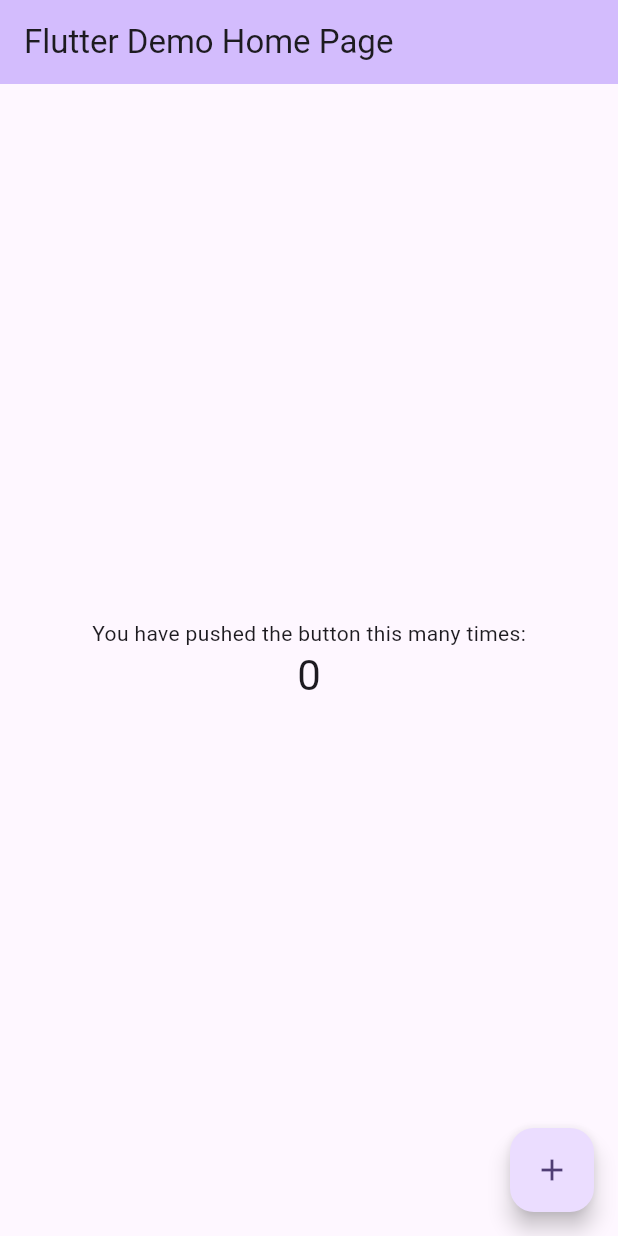
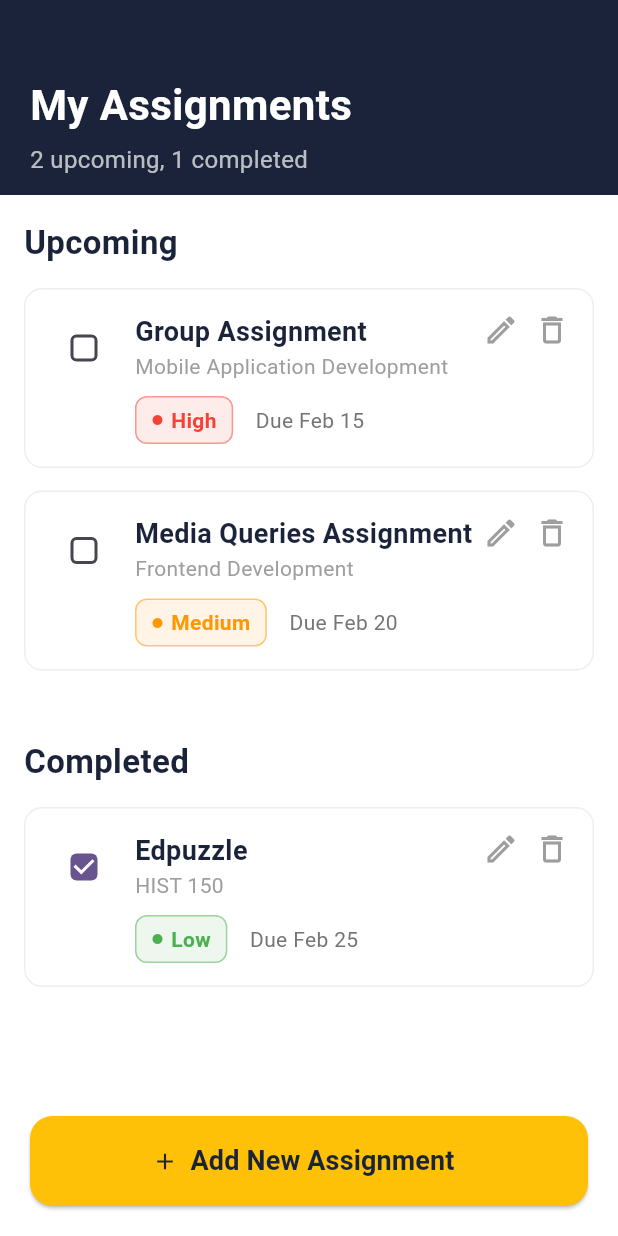
Before and after one commit to shina227/mobile-formative-1, a Flutter app: the screen it shows after launch, on a phone screen of 412 x 824 dp. Run offline on Flutter 3.47's test engine with Material 3 defaults, Android fonts, the phone set to English and light mode, and no system bars.

Commit message:
folder setup and starting assignments screen

```diff
--- a/lib/main.dart
+++ b/lib/main.dart
@@ -1,4 +1,7 @@
 import 'package:flutter/material.dart';
+import 'package:student_academic_platform/screens/assignments/assignments.dart';
+import 'package:student_academic_platform/screens/assignments/add_assignment.dart';
+import 'package:student_academic_platform/screens/assignments/edit_assignment.dart';
 
 void main() {
   runApp(const MyApp());
@@ -7,116 +10,16 @@ void main() {
 class MyApp extends StatelessWidget {
   const MyApp({super.key});
 
-  // This widget is the root of your application.
   @override
   Widget build(BuildContext context) {
     return MaterialApp(
-      title: 'Flutter Demo',
+      title: 'Student Academic Platform',
       theme: ThemeData(
-        // This is the theme of your application.
-        //
-        // TRY THIS: Try running your application with "flutter run". You'll see
-        // the application has a purple toolbar. Then, without quitting the app,
-        // try changing the seedColor in the colorScheme below to Colors.green
-        // and then invoke "hot reload" (save your changes or press the "hot
-        // reload" button in a Flutter-supported IDE, or press "r" if you used
-        // the command line to start the app).
-        //
-        // Notice that the counter didn't reset back to zero; the application
-        // state is not lost during the reload. To reset the state, use hot
-        // restart instead.
-        //
-        // This works for code too, not just values: Most code changes can be
-        // tested with just a hot reload.
-        colorScheme: .fromSeed(seedColor: Colors.deepPurple),
+        colorScheme: ColorScheme.fromSeed(seedColor: Colors.deepPurple),
+        useMaterial3: true,
       ),
-      home: const MyHomePage(title: 'Flutter Demo Home Page'),
+      debugShowCheckedModeBanner: false,
+      home: AssignmentsScreen(),
     );
   }
 }
-
-class MyHomePage extends StatefulWidget {
-  const MyHomePage({super.key, required this.title});
-
-  // This widget is the home page of your application. It is stateful, meaning
-  // that it has a State object (defined below) that contains fields that affect
-  // how it looks.
-
-  // This class is the configuration for the state. It holds the values (in this
-  // case the title) provided by the parent (in this case the App widget) and
-  // used by the build method of the State. Fields in a Widget subclass are
-  // always marked "final".
-
-  final String title;
-
-  @override
-  State<MyHomePage> createState() => _MyHomePageState();
-}
-
-class _MyHomePageState extends State<MyHomePage> {
-  int _counter = 0;
-
-  void _incrementCounter() {
-    setState(() {
-      // This call to setState tells the Flutter framework that something has
-      // changed in this State, which causes it to rerun the build method below
-      // so that the display can reflect the updated values. If we changed
-      // _counter without calling setState(), then the build method would not be
-      // called again, and so nothing would appear to happen.
-      _counter++;
-    });
-  }
-
-  @override
-  Widget build(BuildContext context) {
-    // This method is rerun every time setState is called, for instance as done
-    // by the _incrementCounter method above.
-    //
-    // The Flutter framework has been optimized to make rerunning build methods
-    // fast, so that you can just rebuild anything that needs updating rather
-    // than having to individually change instances of widgets.
-    return Scaffold(
-      appBar: AppBar(
-        // TRY THIS: Try changing the color here to a specific color (to
-        // Colors.amber, perhaps?) and trigger a hot reload to see the AppBar
-        // change color while the other colors stay the same.
-        backgroundColor: Theme.of(context).colorScheme.inversePrimary,
-        // Here we take the value from the MyHomePage object that was created by
-        // the App.build method, and use it to set our appbar title.
-        title: Text(widget.title),
-      ),
-      body: Center(
-        // Center is a layout widget. It takes a single child and positions it
-        // in the middle of the parent.
-        child: Column(
-          // Column is also a layout widget. It takes a list of children and
-          // arranges them vertically. By default, it sizes itself to fit its
-          // children horizontally, and tries to be as tall as its parent.
-          //
-          // Column has various properties to control how it sizes itself and
-          // how it positions its children. Here we use mainAxisAlignment to
-          // center the children vertically; the main axis here is the vertical
-          // axis because Columns are vertical (the cross axis would be
-          // horizontal).
-          //
-          // TRY THIS: Invoke "debug painting" (choose the "Toggle Debug Paint"
-          // action in the IDE, or press "p" in the console), to see the
-          // wireframe for each widget.
-          mainAxisAlignment: .center,
-          children: [
-            const Text('You have pushed the button this many times:'),
-            Text(
-              '$_counter',
-              style: Theme.of(context).textTheme.headlineMedium,
-            ),
-          ],
-        ),
-      ),
-      floatingActionButton: FloatingActionButton(
-        onPressed: _incrementCounter,
-        tooltip: 'Increment',
-        child: const Icon(Icons.add),
-      ),
-    );
-  }
-}
--- /dev/null
+++ b/lib/screens/assignments/assignments.dart
@@ -0,0 +1,227 @@
+import 'package:flutter/material.dart';
+
+class AssignmentsScreen extends StatefulWidget {
+  const AssignmentsScreen({super.key});
+
+  @override
+  State<AssignmentsScreen> createState() => _AssignmentsScreenState();
+}
+
+class _AssignmentsScreenState extends State<AssignmentsScreen> {
+  @override
+  Widget build(BuildContext context) {
+    return Scaffold(
+      backgroundColor: Colors.white,
+      // The Header
+      appBar: PreferredSize(
+        preferredSize: const Size.fromHeight(130),
+        child: Container(
+          color: const Color(0xFF1A233A),
+          padding: const EdgeInsets.only(left: 20, top: 50),
+          child: Column(
+            crossAxisAlignment: CrossAxisAlignment.start,
+            children: [
+              const Text(
+                "My Assignments",
+                style: TextStyle(
+                  color: Colors.white,
+                  fontSize: 28,
+                  fontWeight: FontWeight.bold,
+                ),
+              ),
+              const SizedBox(height: 5),
+              Text(
+                "2 upcoming, 1 completed",
+                style: TextStyle(
+                  color: Colors.white.withOpacity(0.7),
+                  fontSize: 16,
+                ),
+              ),
+            ],
+          ),
+        ),
+      ),
+      body: Column(
+        children: [
+          // Scrollable Area
+          Expanded(
+            child: SingleChildScrollView(
+              padding: const EdgeInsets.all(16.0),
+              child: Column(
+                crossAxisAlignment: CrossAxisAlignment.start,
+                children: [
+                  const Text(
+                    "Upcoming",
+                    style: TextStyle(
+                      fontSize: 22,
+                      fontWeight: FontWeight.bold,
+                      color: Color(0xFF1A233A),
+                    ),
+                  ),
+                  const SizedBox(height: 15),
+
+                  // Assignment Cards
+                  _buildAssignmentCard(
+                    title: "Group Assignment",
+                    course: "Mobile Application Development",
+                    priority: "High",
+                    priorityColor: Colors.red,
+                    dueDate: "Feb 15",
+                    isCompleted: false,
+                  ),
+                  _buildAssignmentCard(
+                    title: "Media Queries Assignment",
+                    course: "Frontend Development",
+                    priority: "Medium",
+                    priorityColor: Colors.orange,
+                    dueDate: "Feb 20",
+                    isCompleted: false,
+                  ),
+
+                  const SizedBox(height: 30),
+                  const Text(
+                    "Completed",
+                    style: TextStyle(
+                      fontSize: 22,
+                      fontWeight: FontWeight.bold,
+                      color: Color(0xFF1A233A),
+                    ),
+                  ),
+                  const SizedBox(height: 15),
+
+                  _buildAssignmentCard(
+                    title: "Edpuzzle",
+                    course: "HIST 150",
+                    priority: "Low",
+                    priorityColor: Colors.green,
+                    dueDate: "Feb 25",
+                    isCompleted: true,
+                  ),
+                ],
+              ),
+            ),
+          ),
+
+          // Bottom Button
+          Padding(
+            padding: const EdgeInsets.all(20.0),
+            child: SizedBox(
+              width: double.infinity,
+              height: 60,
+              child: ElevatedButton.icon(
+                onPressed: () {},
+                icon: const Icon(Icons.add, color: Color(0xFF1A233A)),
+                label: const Text(
+                  "Add New Assignment",
+                  style: TextStyle(fontSize: 18, fontWeight: FontWeight.bold),
+                ),
+                style: ElevatedButton.styleFrom(
+                  backgroundColor: const Color(0xFFFFC107), // Golden Yellow
+                  foregroundColor: const Color(0xFF1A233A),
+                  shape: RoundedRectangleBorder(
+                    borderRadius: BorderRadius.circular(15),
+                  ),
+                ),
+              ),
+            ),
+          ),
+        ],
+      ),
+    );
+  }
+
+  // --- Helper Widget to Build the Assignment Row ---
+  Widget _buildAssignmentCard({
+    required String title,
+    required String course,
+    required String priority,
+    required Color priorityColor,
+    required String dueDate,
+    required bool isCompleted,
+  }) {
+    return Container(
+      margin: const EdgeInsets.only(bottom: 15),
+      padding: const EdgeInsets.all(15),
+      decoration: BoxDecoration(
+        color: Colors.white,
+        borderRadius: BorderRadius.circular(12),
+        border: Border.all(color: Colors.grey.shade200),
+      ),
+      child: Row(
+        crossAxisAlignment: CrossAxisAlignment.start,
+        children: [
+          // Checkbox
+          Checkbox(
+            value: isCompleted,
+            onChanged: (val) {},
+            shape: RoundedRectangleBorder(
+              borderRadius: BorderRadius.circular(4),
+            ),
+          ),
+          const SizedBox(width: 10),
+          // Details
+          Expanded(
+            child: Column(
+              crossAxisAlignment: CrossAxisAlignment.start,
+              children: [
+                Text(
+                  title,
+                  style: const TextStyle(
+                    fontSize: 18,
+                    fontWeight: FontWeight.bold,
+                    color: Color(0xFF1A233A),
+                  ),
+                ),
+                Text(
+                  course,
+                  style: TextStyle(color: Colors.grey.shade500, fontSize: 14),
+                ),
+                const SizedBox(height: 10),
+                Row(
+                  children: [
+                    // Priority Chip
+                    Container(
+                      padding: const EdgeInsets.symmetric(
+                        horizontal: 10,
+                        vertical: 5,
+                      ),
+                      decoration: BoxDecoration(
+                        color: priorityColor.withOpacity(0.1),
+                        borderRadius: BorderRadius.circular(8),
+                        border: Border.all(
+                          color: priorityColor.withOpacity(0.5),
+                        ),
+                      ),
+                      child: Row(
+                        children: [
+                          Icon(Icons.circle, size: 8, color: priorityColor),
+                          const SizedBox(width: 5),
+                          Text(
+                            priority,
+                            style: TextStyle(
+                              color: priorityColor,
+                              fontWeight: FontWeight.bold,
+                            ),
+                          ),
+                        ],
+                      ),
+                    ),
+                    const SizedBox(width: 15),
+                    Text(
+                      "Due $dueDate",
+                      style: TextStyle(color: Colors.grey.shade600),
+                    ),
+                  ],
+                ),
+              ],
+            ),
+          ),
+          // Actions
+          const Icon(Icons.edit_outlined, color: Colors.grey),
+          const SizedBox(width: 10),
+          const Icon(Icons.delete_outline, color: Colors.grey),
+        ],
+      ),
+    );
+  }
+}
```
Also changed, not shown: lib/screens/assignments/add_assignment.dart (added), lib/screens/assignments/edit_assignment.dart (added).
